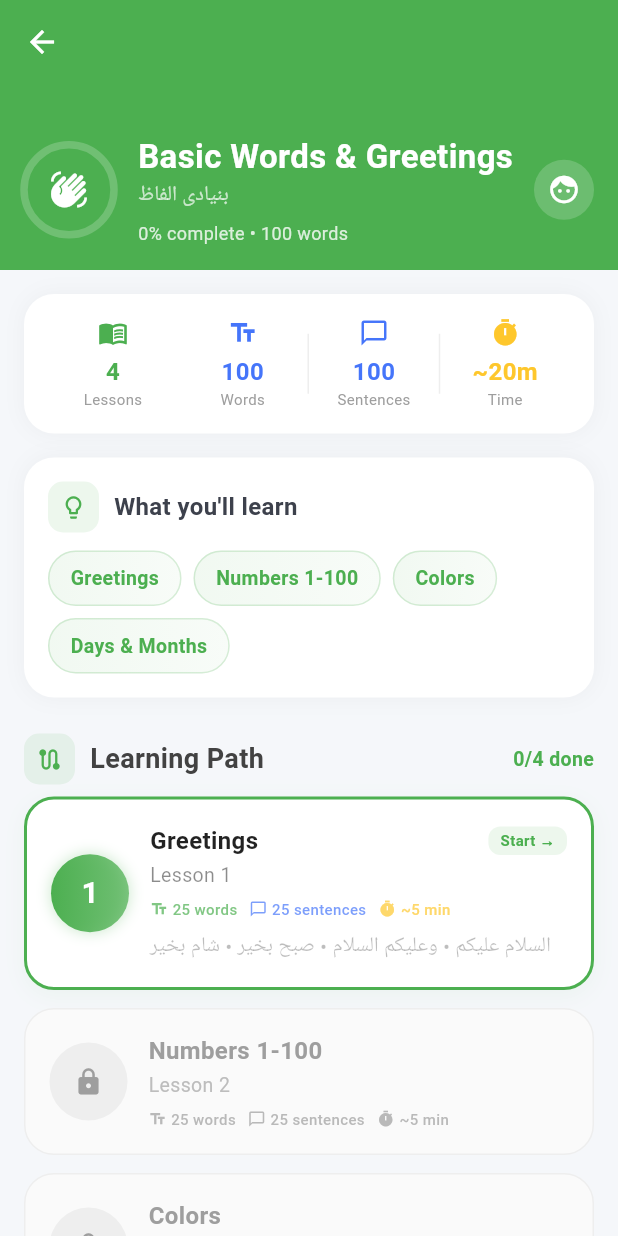
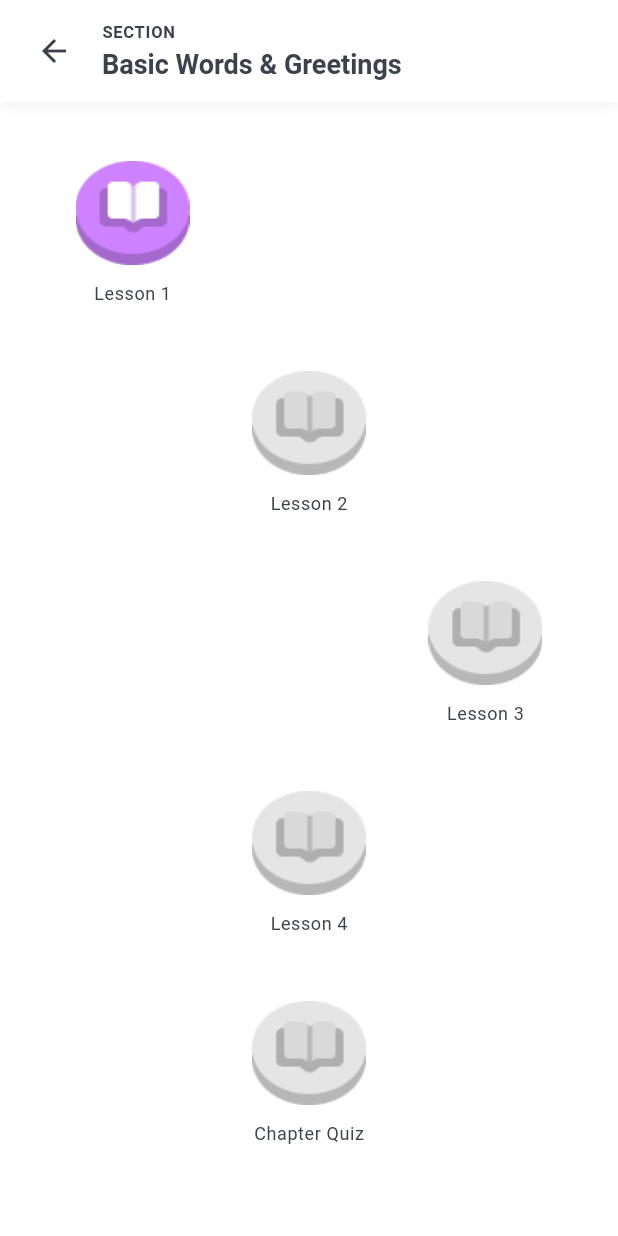
Before and after one commit to helloatif/Ai-Learning-App-Urdu-and-Punjabi, a Flutter app: the LearnScreen screen opened directly, after a tap on "CHAPTER 1", on a phone screen of 412 x 824 dp. Run offline on Flutter 3.47's test engine with Material 3 defaults, Android fonts, the light colour scheme and no system bars; our stand-ins replace cloud_firestore, firebase_auth, firebase_core, flutter_tts, shared_preferences, smooth_page_indicator and 1 more; accounts and stored records are empty; Roboto replaces fonts that are missing (NotoNastaliqUrdu).

Commit message:
Update: Learning Path UI improvements and asset additions

```diff
--- /dev/null
+++ b/lib/screens/learning/chapter_lessons_path_screen.dart
@@ -0,0 +1,195 @@
+import 'package:flutter/material.dart';
+import 'package:shared_preferences/shared_preferences.dart';
+
+class ChapterLessonsPathScreen extends StatefulWidget {
+  final String chapterId;
+  final String chapterTitle;
+
+  const ChapterLessonsPathScreen({
+    Key? key,
+    required this.chapterId,
+    required this.chapterTitle,
+  }) : super(key: key);
+
+  @override
+  State<ChapterLessonsPathScreen> createState() => _ChapterLessonsPathScreenState();
+}
+
+class _ChapterLessonsPathScreenState extends State<ChapterLessonsPathScreen> {
+  late int _highestUnlocked; // 1-based index of highest unlocked node (1..5)
+  bool _loading = true;
+
+  static const int totalNodes = 5;
+
+  final List<_NodeData> _nodes = [
+    const _NodeData(title: 'Lesson 1'),
+    const _NodeData(title: 'Lesson 2'),
+    const _NodeData(title: 'Lesson 3'),
+    const _NodeData(title: 'Lesson 4'),
+    const _NodeData(title: 'Chapter Quiz'),
+  ];
+
+  @override
+  void initState() {
+    super.initState();
+    _loadProgress();
+  }
+
+  Future<void> _loadProgress() async {
+    final prefs = await SharedPreferences.getInstance();
+    final key = 'chapter_${widget.chapterId}_highest_unlocked';
+    final stored = prefs.getInt(key) ?? 1;
+    setState(() {
+      _highestUnlocked = (stored.clamp(1, totalNodes));
+      _loading = false;
+    });
+  }
+
+  Future<void> _saveProgress() async {
+    final prefs = await SharedPreferences.getInstance();
+    final key = 'chapter_${widget.chapterId}_highest_unlocked';
+    await prefs.setInt(key, _highestUnlocked);
+  }
+
+  void _onNodeTap(int index) async {
+    // index is 1-based
+    if (index > _highestUnlocked) return; // locked
+
+    // For now show a simple dialog to allow marking completed (simulates finishing lesson)
+    final didComplete = await showDialog<bool>(
+      context: context,
+      builder: (ctx) => AlertDialog(
+        title: Text('Open ${_nodes[index - 1].title}'),
+        content: Text('Simulate opening this lesson. Mark it completed when finished?'),
+        actions: [
+          TextButton(onPressed: () => Navigator.of(ctx).pop(false), child: const Text('Cancel')),
+          ElevatedButton(onPressed: () => Navigator.of(ctx).pop(true), child: const Text('Complete')),
+        ],
+      ),
+    );
+
+    if (didComplete == true) {
+      setState(() {
+        // Unlock next node (unless already at max)
+        if (_highestUnlocked < totalNodes) _highestUnlocked = (_highestUnlocked + 1).clamp(1, totalNodes);
+      });
+      await _saveProgress();
+    }
+  }
+
+  Widget _buildNode(BuildContext context, int index) {
+    final node = _nodes[index - 1];
+    final unlocked = index <= _highestUnlocked;
+
+    final theme = Theme.of(context);
+
+    final circle = GestureDetector(
+      onTap: unlocked ? () => _onNodeTap(index) : null,
+      child: SizedBox(
+        width: 76,
+        height: 76,
+        child: Stack(
+          alignment: Alignment.center,
+          children: [
+            // use uploaded asset backgrounds for unlocked/locked look
+            Image.asset(
+              unlocked ? 'assets/icons/unlocknodes.png' : 'assets/icons/locknodes.png',
+              width: 76,
+              height: 76,
+              fit: BoxFit.contain,
+            ),
+          ],
+        ),
+      ),
+    );
+
+    // Label under node
+    final label = Padding(
+      padding: const EdgeInsets.only(top: 8.0),
+      child: Text(node.title, style: theme.textTheme.bodySmall),
+    );
+
+    // Positioning: per spec: 1-left,2-center,3-right,4-center,5-center
+    Alignment alignment;
+    switch (index) {
+      case 1:
+        alignment = const Alignment(-0.7, 0);
+        break;
+      case 2:
+        alignment = Alignment.center;
+        break;
+      case 3:
+        alignment = const Alignment(0.7, 0);
+        break;
+      case 4:
+        alignment = Alignment.center;
+        break;
+      case 5:
+      default:
+        alignment = Alignment.center;
+        break;
+    }
+
+    return SizedBox(
+      height: 140,
+      child: Stack(
+        children: [
+          Align(alignment: alignment, child: Column(mainAxisSize: MainAxisSize.min, children: [circle, label])),
+        ],
+      ),
+    );
+  }
+
+  @override
+  Widget build(BuildContext context) {
+    if (_loading) {
+      return const Scaffold(body: Center(child: CircularProgressIndicator()));
+    }
+
+    return Scaffold(
+      body: SafeArea(
+        child: Column(
+          children: [
+            // Sticky header
+            Container(
+              padding: const EdgeInsets.symmetric(horizontal: 12, vertical: 10),
+              decoration: BoxDecoration(color: Theme.of(context).scaffoldBackgroundColor, boxShadow: [
+                BoxShadow(color: Colors.black.withOpacity(0.06), blurRadius: 6, offset: const Offset(0, 2)),
+              ]),
+              child: Row(
+                children: [
+                  IconButton(
+                    icon: const Icon(Icons.arrow_back),
+                    onPressed: () => Navigator.of(context).pop(),
+                  ),
+                  const SizedBox(width: 8),
+                  Column(crossAxisAlignment: CrossAxisAlignment.start, children: [
+                    Text('SECTION', style: Theme.of(context).textTheme.labelSmall?.copyWith(fontWeight: FontWeight.w600)),
+                    const SizedBox(height: 2),
+                    Text(widget.chapterTitle, style: Theme.of(context).textTheme.titleLarge?.copyWith(fontWeight: FontWeight.bold)),
+                  ]),
+                ],
+              ),
+            ),
+
+            // Content
+            Expanded(
+              child: SingleChildScrollView(
+                padding: const EdgeInsets.symmetric(vertical: 16),
+                child: Column(
+                  children: List.generate(totalNodes, (i) => _buildNode(context, i + 1)),
+                ),
+              ),
+            ),
+          ],
+        ),
+      ),
+    );
+  }
+}
+
+class _NodeData {
+  final String title;
+
+  const _NodeData({required this.title});
+}
--- a/lib/screens/learning/learn_screen.dart
+++ b/lib/screens/learning/learn_screen.dart
@@ -5,6 +5,7 @@ import '../../providers/learning_provider.dart';
 import '../../providers/user_provider.dart';
 import '../../services/chapter_service.dart';
 import 'chapter_lessons_screen.dart';
+import 'chapter_lessons_path_screen.dart';
 
 /// Main Learn Screen with Chapter-wise Learning Path
 class LearnScreen extends StatefulWidget {
@@ -332,7 +333,10 @@ class _LearnScreenState extends State<LearnScreen>
     Navigator.of(context).push(
       PageRouteBuilder(
         pageBuilder: (context, animation, secondaryAnimation) =>
-            ChapterLessonsScreen(chapter: chapter),
+            ChapterLessonsPathScreen(
+              chapterId: chapter.id,
+              chapterTitle: chapter.titleEnglish,
+            ),
         transitionsBuilder: (context, animation, secondaryAnimation, child) {
           const begin = Offset(1.0, 0.0);
           const end = Offset.zero;
```
Also changed, not shown: assets/icons/locknodes.png (added), assets/icons/unlocknodes.png (added), lib/screens/auth/onboarding_screen_fixed.dart (line endings or trailing spaces).
